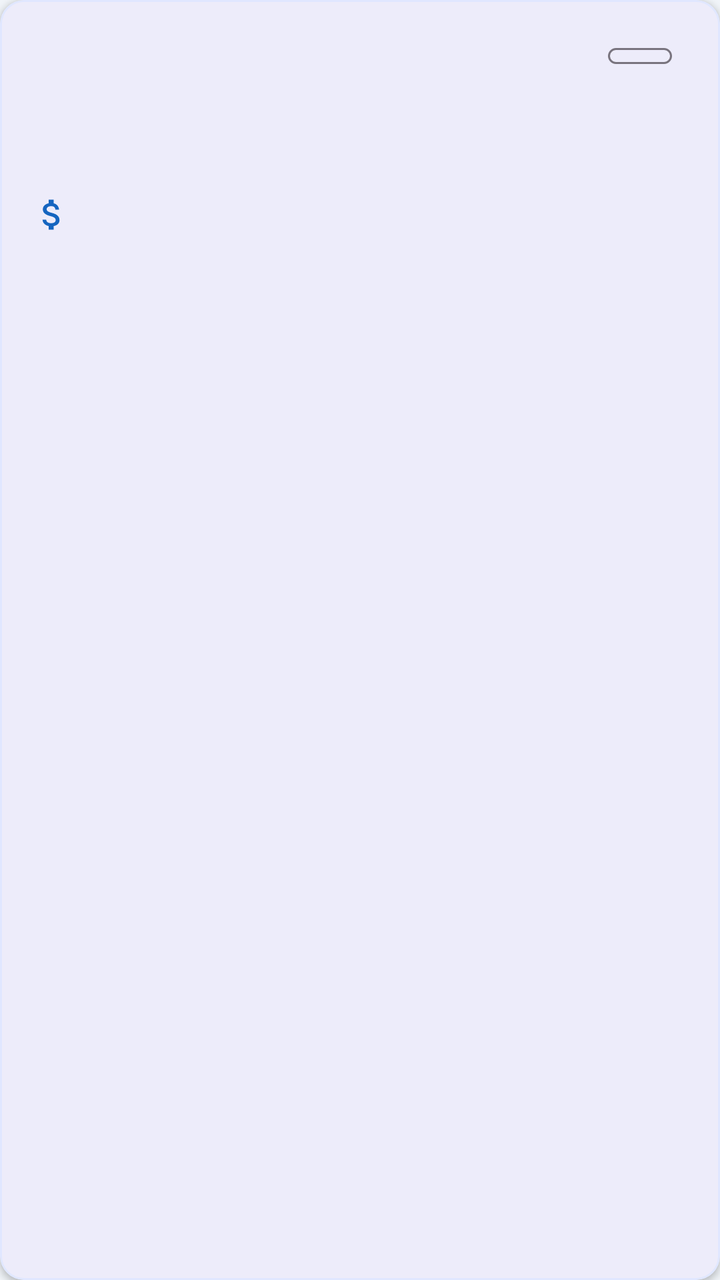
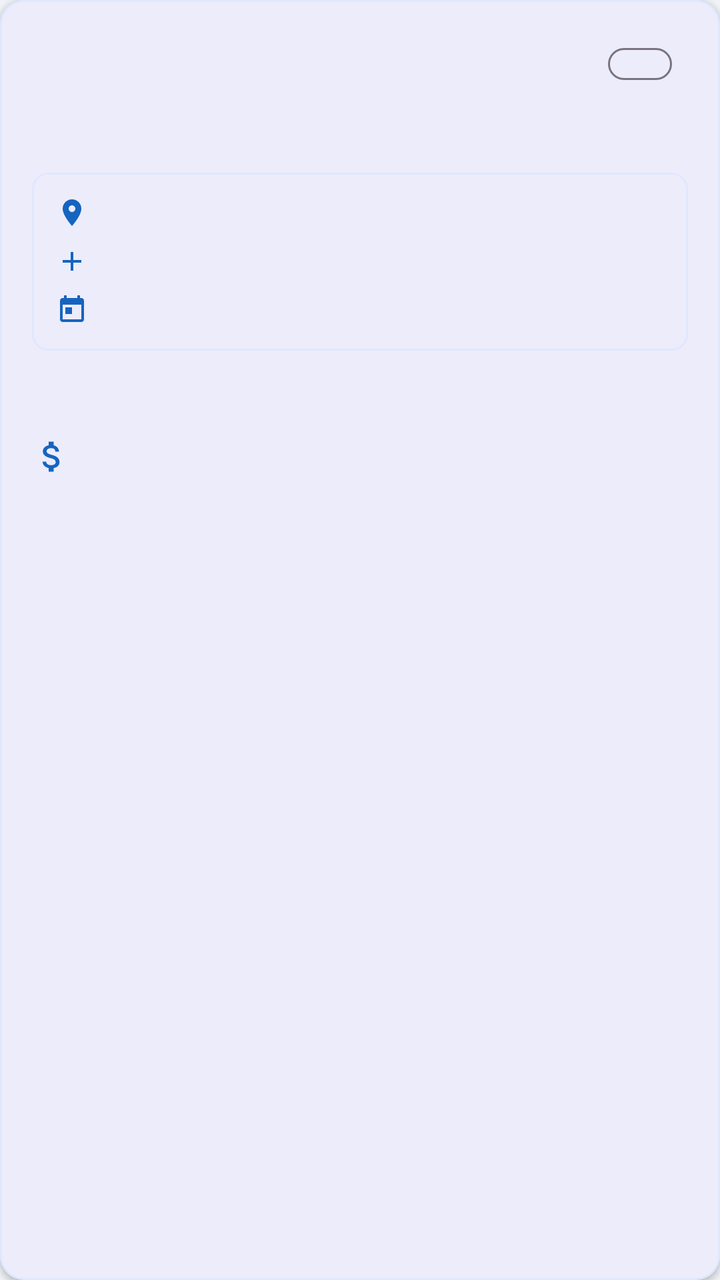

The first picture is an Android layout as it rendered before a commit; the second is the same layout after the commit. The layout source and the unified diff follow.
<!-- AndroidManifest.xml: application theme Theme.FreightConnect -->
<!-- res/layout/item_interest_card.xml -->
<?xml version="1.0" encoding="utf-8"?>
<com.google.android.material.card.MaterialCardView xmlns:android="http://schemas.android.com/apk/res/android"
    xmlns:app="http://schemas.android.com/apk/res-auto"
    android:layout_width="match_parent"
    android:layout_height="wrap_content"
    android:layout_margin="8dp"
    app:cardCornerRadius="12dp"
    app:cardElevation="2dp"
    app:strokeColor="@color/card_stroke"
    app:strokeWidth="1dp">

    <LinearLayout
        android:layout_width="match_parent"
        android:layout_height="wrap_content"
        android:orientation="vertical"
        android:padding="16dp">

        
        <LinearLayout
            android:layout_width="match_parent"
            android:layout_height="wrap_content"
            android:layout_marginBottom="12dp"
            android:orientation="horizontal">

            <LinearLayout
                android:layout_width="0dp"
                android:layout_height="wrap_content"
                android:layout_weight="1"
                android:orientation="vertical">

                <TextView
                    android:id="@+id/tvInitiatorName"
                    android:layout_width="wrap_content"
                    android:layout_height="wrap_content"
                    android:textAppearance="@style/TextAppearance.Material3.TitleMedium"
                    android:textStyle="bold" />

                <TextView
                    android:id="@+id/tvInitiatorRole"
                    android:layout_width="wrap_content"
                    android:layout_height="wrap_content"
                    android:layout_marginTop="2dp"
                    android:textAppearance="@style/TextAppearance.Material3.LabelSmall"
                    android:textColor="@color/text_secondary" />
            </LinearLayout>

            <com.google.android.material.chip.Chip
                android:id="@+id/tvStatus"
                style="@style/Widget.Material3.Chip.Assist"
                android:layout_width="wrap_content"
                android:layout_height="24dp"
                android:textSize="11sp" />
        </LinearLayout>

        
        <TextView
            android:id="@+id/tvMessage"
            android:layout_width="match_parent"
            android:layout_height="wrap_content"
            android:layout_marginBottom="12dp"
            android:textAppearance="@style/TextAppearance.Material3.BodyMedium" />

        
        <LinearLayout
            android:layout_width="match_parent"
            android:layout_height="wrap_content"
            android:layout_marginBottom="8dp"
            android:orientation="horizontal">

            <ImageView
                android:layout_width="20dp"
                android:layout_height="20dp"
                android:layout_marginEnd="8dp"
                android:src="@drawable/ic_money"
                app:tint="@color/primary" />

            <TextView
                android:id="@+id/tvOfferedPrice"
                android:layout_width="wrap_content"
                android:layout_height="wrap_content"
                android:textAppearance="@style/TextAppearance.Material3.BodyLarge"
                android:textColor="@color/primary"
                android:textStyle="bold" />
        </LinearLayout>

        
        <TextView
            android:id="@+id/tvCreatedAt"
            android:layout_width="wrap_content"
            android:layout_height="wrap_content"
            android:layout_marginBottom="12dp"
            android:textAppearance="@style/TextAppearance.Material3.BodySmall"
            android:textColor="@color/text_secondary" />

        
        <LinearLayout
            android:id="@+id/layoutActions"
            android:layout_width="match_parent"
            android:layout_height="wrap_content"
            android:orientation="horizontal"
            android:visibility="gone">

            <com.google.android.material.button.MaterialButton
                android:id="@+id/btnAccept"
                android:layout_width="0dp"
                android:layout_height="wrap_content"
                android:layout_marginEnd="8dp"
                android:layout_weight="1"
                android:text="@string/accept"
                app:icon="@drawable/ic_check" />

            <com.google.android.material.button.MaterialButton
                android:id="@+id/btnReject"
                style="@style/Widget.Material3.Button.OutlinedButton"
                android:layout_width="0dp"
                android:layout_height="wrap_content"
                android:layout_weight="1"
                android:text="@string/reject"
                android:textColor="@color/error_red"
                app:icon="@drawable/ic_close"
                app:iconTint="@color/error_red"
                app:strokeColor="@color/error_red" />
        </LinearLayout>

        
        <com.google.android.material.button.MaterialButton
            android:id="@+id/btnCall"
            android:layout_width="match_parent"
            android:layout_height="wrap_content"
            android:text="@string/call"
            android:visibility="gone"
            app:icon="@drawable/ic_phone" />
    </LinearLayout>
</com.google.android.material.card.MaterialCardView>
<!-- resources referenced by this layout -->
<resources>
  <color name="card_stroke">#E0E7FF</color>
  <color name="error_red">#E53935</color>
  <color name="primary">#1565C0</color>
  <color name="text_secondary">#6B7280</color>
  <!-- drawable ic_check (drawable) -->
  <vector xmlns:android="http://schemas.android.com/apk/res/android" android:width="24dp" android:height="24dp" android:viewportWidth="24" android:viewportHeight="24"><path android:fillColor="#FF000000" android:pathData="M9,16.17L4.83,12l-1.42,1.41L9,19 21,7l-1.41,-1.41z"/></vector>
  <!-- drawable ic_close (drawable) -->
  <vector xmlns:android="http://schemas.android.com/apk/res/android" android:width="24dp" android:height="24dp" android:viewportWidth="24" android:viewportHeight="24"><path android:fillColor="#FF000000" android:pathData="M19,6.41L17.59,5 12,10.59 6.41,5 5,6.41 10.59,12 5,17.59 6.41,19 12,13.41 17.59,19 19,17.59 13.41,12z"/></vector>
  <!-- drawable ic_money (drawable) -->
  <vector xmlns:android="http://schemas.android.com/apk/res/android" android:width="24dp" android:height="24dp" android:viewportWidth="24" android:viewportHeight="24"><path android:fillColor="#FF000000" android:pathData="M11.8,10.9c-2.27,-0.59 -3,-1.2 -3,-2.15 0,-1.09 1.01,-1.85 2.7,-1.85 1.78,0 2.44,0.85 2.5,2.1h2.21c-0.07,-1.72 -1.12,-3.3 -3.21,-3.81V3h-3v2.16c-1.94,0.42 -3.5,1.68 -3.5,3.61 0,2.31 1.91,3.46 4.7,4.13 2.5,0.6 3,1.48 3,2.41 0,0.69 -0.49,1.79 -2.7,1.79 -2.06,0 -2.87,-0.92 -2.98,-2.1h-2.2c0.12,2.19 1.76,3.42 3.68,3.83V21h3v-2.15c1.95,-0.37 3.5,-1.5 3.5,-3.55 0,-2.84 -2.43,-3.81 -4.7,-4.4z"/></vector>
  <!-- drawable ic_phone (drawable) -->
  <vector xmlns:android="http://schemas.android.com/apk/res/android" android:width="24dp" android:height="24dp" android:viewportWidth="24" android:viewportHeight="24"><path android:fillColor="#FF000000" android:pathData="M6.62,10.79c1.44,2.83 3.76,5.14 6.59,6.59l2.2,-2.2c0.27,-0.27 0.67,-0.36 1.02,-0.24 1.12,0.37 2.33,0.57 3.57,0.57 0.55,0 1,0.45 1,1V20c0,0.55 -0.45,1 -1,1 -9.39,0 -17,-7.61 -17,-17 0,-0.55 0.45,-1 1,-1h3.5c0.55,0 1,0.45 1,1 0,1.25 0.2,2.45 0.57,3.57 0.11,0.35 0.03,0.74 -0.25,1.02l-2.2,2.2z"/></vector>
  <string name="accept">Accept</string>
  <string name="call">Call</string>
  <string name="reject">Reject</string>
  <color name="primary_dark">#0D47A1</color>
  <color name="primary_light">#90CAF9</color>
  <color name="secondary">#FF6D00</color>
  <color name="bg_main">#F0F4F8</color>
  <!-- unchanged entries left out for length: 1 -->
</resources>

<!-- the commit's change to res/layout/item_interest_card.xml (unified diff, before → after) -->
@@ -28,6 +28,29 @@
                 android:layout_weight="1"
                 android:orientation="vertical">
 
+                
+                <LinearLayout
+                    android:layout_width="wrap_content"
+                    android:layout_height="wrap_content"
+                    android:layout_marginBottom="4dp"
+                    android:orientation="horizontal"
+                    android:gravity="center_vertical">
+
+                    <ImageView
+                        android:id="@+id/ivDirection"
+                        android:layout_width="16dp"
+                        android:layout_height="16dp"
+                        android:layout_marginEnd="4dp"
+                        android:scaleType="centerInside" />
+
+                    <TextView
+                        android:id="@+id/tvDirection"
+                        android:layout_width="wrap_content"
+                        android:layout_height="wrap_content"
+                        android:textAppearance="@style/TextAppearance.Material3.LabelSmall"
+                        android:textStyle="bold" />
+                </LinearLayout>
+
                 <TextView
                     android:id="@+id/tvInitiatorName"
                     android:layout_width="wrap_content"
@@ -48,9 +71,99 @@
                 android:id="@+id/tvStatus"
                 style="@style/Widget.Material3.Chip.Assist"
                 android:layout_width="wrap_content"
-                android:layout_height="24dp"
+                android:layout_height="32dp"
                 android:textSize="11sp" />
         </LinearLayout>
+
+        
+        <com.google.android.material.card.MaterialCardView
+            android:id="@+id/cardContext"
+            android:layout_width="match_parent"
+            android:layout_height="wrap_content"
+            android:layout_marginBottom="12dp"
+            app:cardCornerRadius="8dp"
+            app:cardElevation="0dp"
+            app:strokeColor="@color/card_stroke"
+            app:strokeWidth="1dp">
+
+            <LinearLayout
+                android:layout_width="match_parent"
+                android:layout_height="wrap_content"
+                android:orientation="vertical"
+                android:padding="12dp">
+
+                
+                <LinearLayout
+                    android:layout_width="match_parent"
+                    android:layout_height="wrap_content"
+                    android:layout_marginBottom="8dp"
+                    android:orientation="horizontal"
+                    android:gravity="center_vertical">
+
+                    <ImageView
+                        android:layout_width="16dp"
+                        android:layout_height="16dp"
+                        android:layout_marginEnd="8dp"
+                        android:src="@drawable/ic_location_pin"
+                        app:tint="@color/primary" />
+
+                    <TextView
+                        android:id="@+id/tvContextLocation"
+                        android:layout_width="0dp"
+                        android:layout_height="wrap_content"
+                        android:layout_weight="1"
+                        android:textAppearance="@style/TextAppearance.Material3.BodySmall"
+                        android:textColor="@color/text_primary" />
+                </LinearLayout>
+
+                
+                <LinearLayout
+                    android:layout_width="match_parent"
+                    android:layout_height="wrap_content"
+                    android:layout_marginBottom="8dp"
+                    android:orientation="horizontal"
+                    android:gravity="center_vertical">
+
+                    <ImageView
+                        android:layout_width="16dp"
+                        android:layout_height="16dp"
+                        android:layout_marginEnd="8dp"
+                        android:src="@drawable/ic_box"
+                        app:tint="@color/primary" />
+
+                    <TextView
+                        android:id="@+id/tvContextWeight"
+                        android:layout_width="0dp"
+                        android:layout_height="wrap_content"
+                        android:layout_weight="1"
+                        android:textAppearance="@style/TextAppearance.Material3.BodySmall"
+                        android:textColor="@color/text_primary" />
+                </LinearLayout>
+
+                
+                <LinearLayout
+                    android:layout_width="match_parent"
+                    android:layout_height="wrap_content"
+                    android:orientation="horizontal"
+                    android:gravity="center_vertical">
+
+                    <ImageView
+                        android:layout_width="16dp"
+                        android:layout_height="16dp"
+                        android:layout_marginEnd="8dp"
+                        android:src="@drawable/ic_calendar"
+                        app:tint="@color/primary" />
+
+                    <TextView
+                        android:id="@+id/tvContextDate"
+                        android:layout_width="0dp"
+                        android:layout_height="wrap_content"
+                        android:layout_weight="1"
+                        android:textAppearance="@style/TextAppearance.Material3.BodySmall"
+                        android:textColor="@color/text_primary" />
+                </LinearLayout>
+            </LinearLayout>
+        </com.google.android.material.card.MaterialCardView>
 
         
         <TextView
<!-- resource entries referenced after the edit -->
@@ -3,11 +3,18 @@
   <color name="card_stroke">#E0E7FF</color>
   <color name="error_red">#E53935</color>
   <color name="primary">#1565C0</color>
+  <color name="text_primary">#1A1A2E</color>
   <color name="text_secondary">#6B7280</color>
+  <!-- drawable ic_box (drawable) -->
+  <vector xmlns:android="http://schemas.android.com/apk/res/android" android:width="24dp" android:height="24dp" android:viewportWidth="24" android:viewportHeight="24"><path android:fillColor="#FF000000" android:pathData="M19,13h-6v6h-2v-6H5v-2h6V5h2v6h6v2z"/></vector>
+  <!-- drawable ic_calendar (drawable) -->
+  <vector xmlns:android="http://schemas.android.com/apk/res/android" android:width="24dp" android:height="24dp" android:viewportWidth="24" android:viewportHeight="24"><path android:fillColor="#FF000000" android:pathData="M19,3h-1V1h-2v2H8V1H6v2H5c-1.11,0 -1.99,0.9 -1.99,2L3,19c0,1.1 0.89,2 2,2h14c1.1,0 2,-0.9 2,-2V5c0,-1.1 -0.9,-2 -2,-2zM19,19H5V8h14v11zM7,10h5v5H7z"/></vector>
   <!-- drawable ic_check (drawable) -->
   <vector xmlns:android="http://schemas.android.com/apk/res/android" android:width="24dp" android:height="24dp" android:viewportWidth="24" android:viewportHeight="24"><path android:fillColor="#FF000000" android:pathData="M9,16.17L4.83,12l-1.42,1.41L9,19 21,7l-1.41,-1.41z"/></vector>
   <!-- drawable ic_close (drawable) -->
   <vector xmlns:android="http://schemas.android.com/apk/res/android" android:width="24dp" android:height="24dp" android:viewportWidth="24" android:viewportHeight="24"><path android:fillColor="#FF000000" android:pathData="M19,6.41L17.59,5 12,10.59 6.41,5 5,6.41 10.59,12 5,17.59 6.41,19 12,13.41 17.59,19 19,17.59 13.41,12z"/></vector>
+  <!-- drawable ic_location_pin (drawable) -->
+  <vector xmlns:android="http://schemas.android.com/apk/res/android" android:width="24dp" android:height="24dp" android:viewportWidth="24" android:viewportHeight="24"><path android:fillColor="#FF000000" android:pathData="M12,2C8.13,2 5,5.13 5,9c0,5.25 7,13 7,13s7,-7.75 7,-13c0,-3.87 -3.13,-7 -7,-7zM12,11.5c-1.38,0 -2.5,-1.12 -2.5,-2.5s1.12,-2.5 2.5,-2.5 2.5,1.12 2.5,2.5 -1.12,2.5 -2.5,2.5z"/></vector>
   <!-- drawable ic_money (drawable) -->
   <vector xmlns:android="http://schemas.android.com/apk/res/android" android:width="24dp" android:height="24dp" android:viewportWidth="24" android:viewportHeight="24"><path android:fillColor="#FF000000" android:pathData="M11.8,10.9c-2.27,-0.59 -3,-1.2 -3,-2.15 0,-1.09 1.01,-1.85 2.7,-1.85 1.78,0 2.44,0.85 2.5,2.1h2.21c-0.07,-1.72 -1.12,-3.3 -3.21,-3.81V3h-3v2.16c-1.94,0.42 -3.5,1.68 -3.5,3.61 0,2.31 1.91,3.46 4.7,4.13 2.5,0.6 3,1.48 3,2.41 0,0.69 -0.49,1.79 -2.7,1.79 -2.06,0 -2.87,-0.92 -2.98,-2.1h-2.2c0.12,2.19 1.76,3.42 3.68,3.83V21h3v-2.15c1.95,-0.37 3.5,-1.5 3.5,-3.55 0,-2.84 -2.43,-3.81 -4.7,-4.4z"/></vector>
   <!-- drawable ic_phone (drawable) -->
